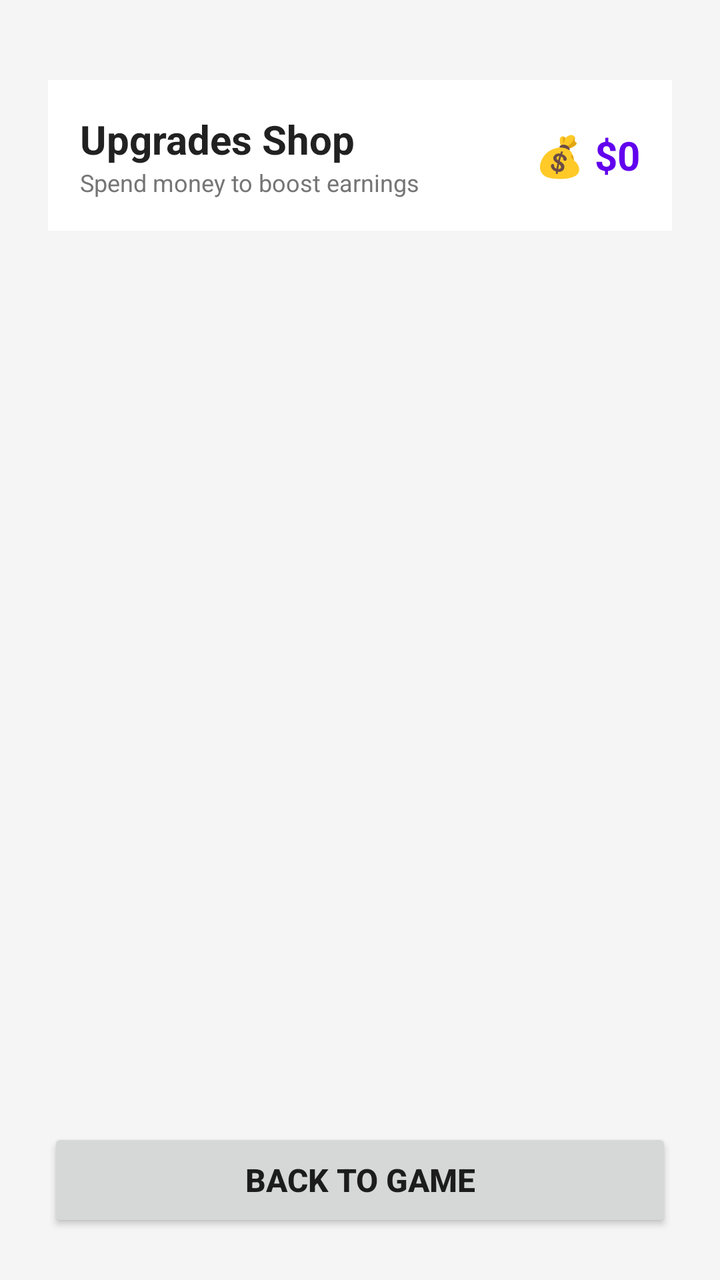
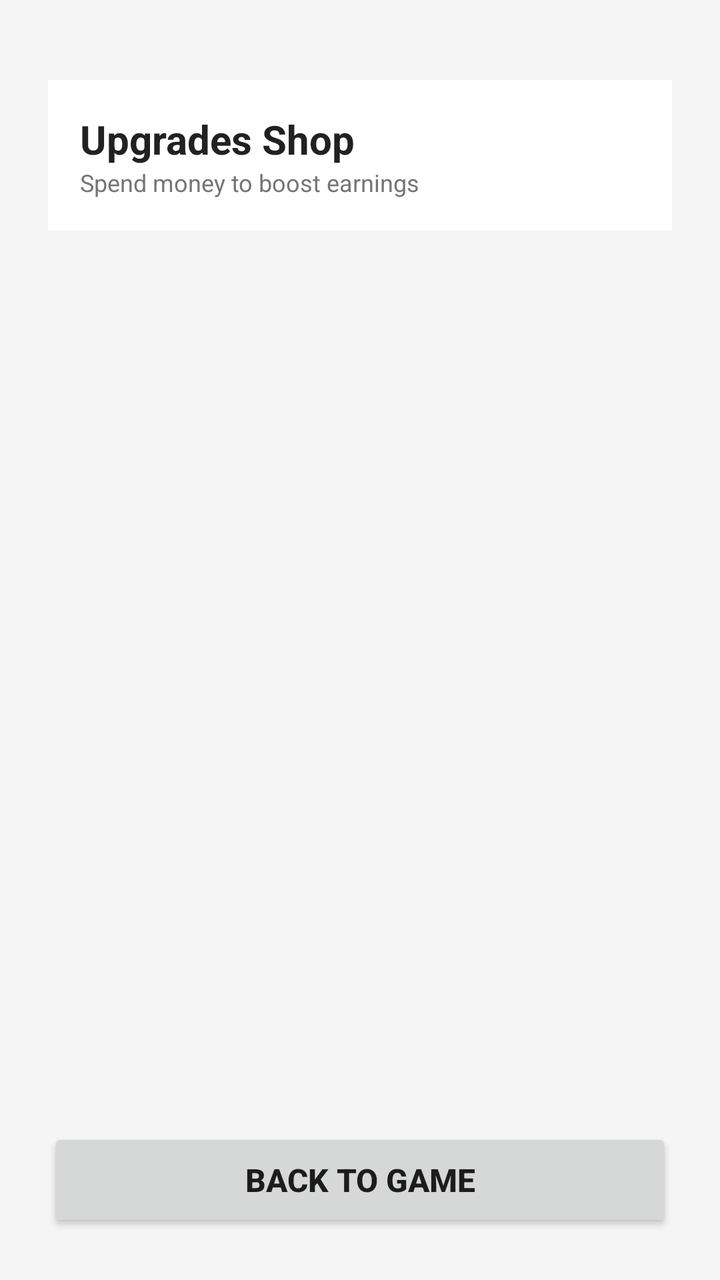

An Android layout rendered at two revisions. The XML below is the earlier revision; the diff shows what the commit changed to produce the second picture.
<!-- AndroidManifest.xml: application theme Theme.Game -->
<!-- res/layout/activity_shop.xml -->
<?xml version="1.0" encoding="utf-8"?>
<LinearLayout xmlns:android="http://schemas.android.com/apk/res/android"
    android:layout_width="match_parent"
    android:layout_height="match_parent"
    android:orientation="vertical"
    android:padding="24dp"
    android:background="#F5F5F5">

    
    <LinearLayout
        android:layout_width="match_parent"
        android:layout_height="wrap_content"
        android:orientation="horizontal"
        android:gravity="center_vertical"
        android:background="#FFFFFF"
        android:padding="16dp"
        android:layout_marginTop="16dp"
        android:layout_marginBottom="16dp">

        <LinearLayout
            android:layout_width="0dp"
            android:layout_height="wrap_content"
            android:layout_weight="1"
            android:orientation="vertical">

            <TextView
                android:layout_width="wrap_content"
                android:layout_height="wrap_content"
                android:text="Upgrades Shop"
                android:textSize="20sp"
                android:textStyle="bold"
                android:textColor="#212121" />

            <TextView
                android:layout_width="wrap_content"
                android:layout_height="wrap_content"
                android:text="Spend money to boost earnings"
                android:textSize="12sp"
                android:textColor="#757575" />
        </LinearLayout>

        <TextView
            android:id="@+id/tvShopMoney"
            android:layout_width="wrap_content"
            android:layout_height="wrap_content"
            android:text="💰 $0"
            android:textSize="20sp"
            android:textStyle="bold"
            android:textColor="#6200EE" />
    </LinearLayout>

    
    <ScrollView
        android:layout_width="match_parent"
        android:layout_height="0dp"
        android:layout_weight="1"
        android:layout_marginBottom="16dp">

        <LinearLayout
            android:id="@+id/llUpgradesContainer"
            android:layout_width="match_parent"
            android:layout_height="wrap_content"
            android:orientation="vertical" />
    </ScrollView>

    <Button
        android:id="@+id/btnBackToGame"
        android:layout_width="match_parent"
        android:layout_height="52dp"
        android:text="BACK TO GAME"
        android:textSize="16sp"
        android:textStyle="bold" />

</LinearLayout>
<!-- resources referenced by this layout -->
<resources>
  <style name="Theme.Game" parent="android:Theme.Material.Light.NoActionBar" />
</resources>

<!-- the commit's change to res/layout/activity_shop.xml (unified diff, before → after) -->
@@ -26,7 +26,7 @@
             <TextView
                 android:layout_width="wrap_content"
                 android:layout_height="wrap_content"
-                android:text="Upgrades Shop"
+                android:text="@string/shop_title"
                 android:textSize="20sp"
                 android:textStyle="bold"
                 android:textColor="#212121" />
@@ -34,7 +34,7 @@
             <TextView
                 android:layout_width="wrap_content"
                 android:layout_height="wrap_content"
-                android:text="Spend money to boost earnings"
+                android:text="@string/shop_subtitle"
                 android:textSize="12sp"
                 android:textColor="#757575" />
         </LinearLayout>
@@ -43,7 +43,6 @@
             android:id="@+id/tvShopMoney"
             android:layout_width="wrap_content"
             android:layout_height="wrap_content"
-            android:text="💰 $0"
             android:textSize="20sp"
             android:textStyle="bold"
             android:textColor="#6200EE" />
@@ -67,7 +66,7 @@
         android:id="@+id/btnBackToGame"
         android:layout_width="match_parent"
         android:layout_height="52dp"
-        android:text="BACK TO GAME"
+        android:text="@string/btn_back_to_game"
         android:textSize="16sp"
         android:textStyle="bold" />
 
<!-- resource entries referenced after the edit -->
@@ -1,5 +1,8 @@
 <!-- resources referenced by this layout -->
 <resources>
+  <string name="btn_back_to_game">BACK TO GAME</string>
+  <string name="shop_subtitle">Spend money to boost earnings</string>
+  <string name="shop_title">Upgrades Shop</string>
   <style name="Theme.Game" parent="android:Theme.Material.Light.NoActionBar" />
 </resources>
 
